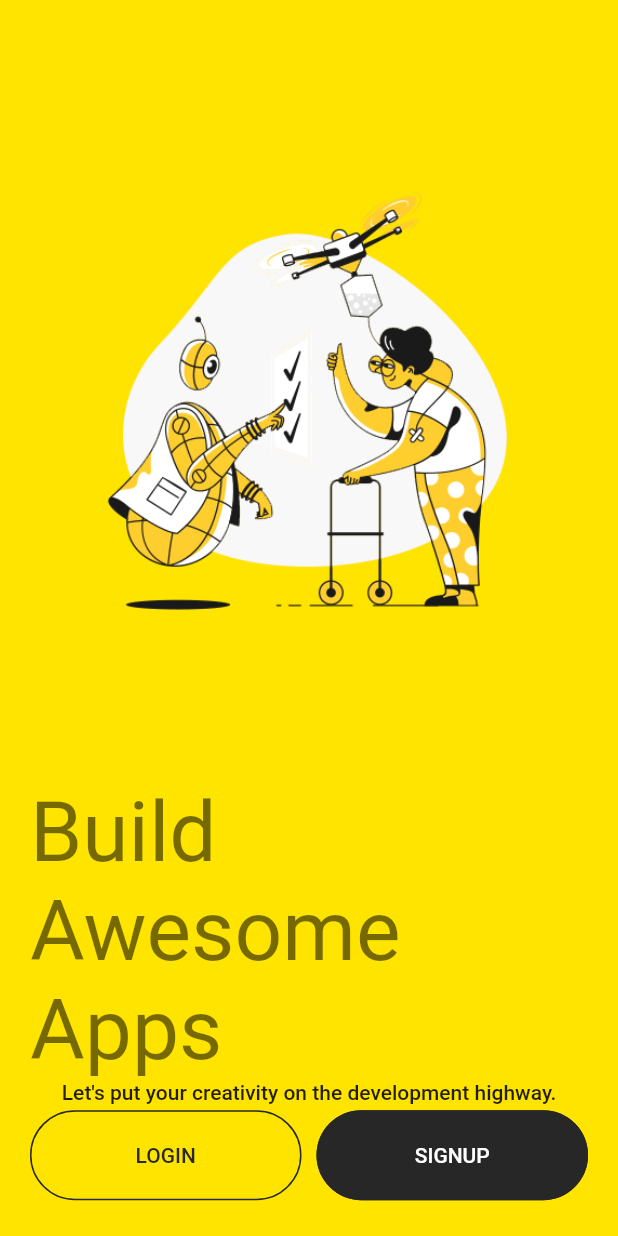
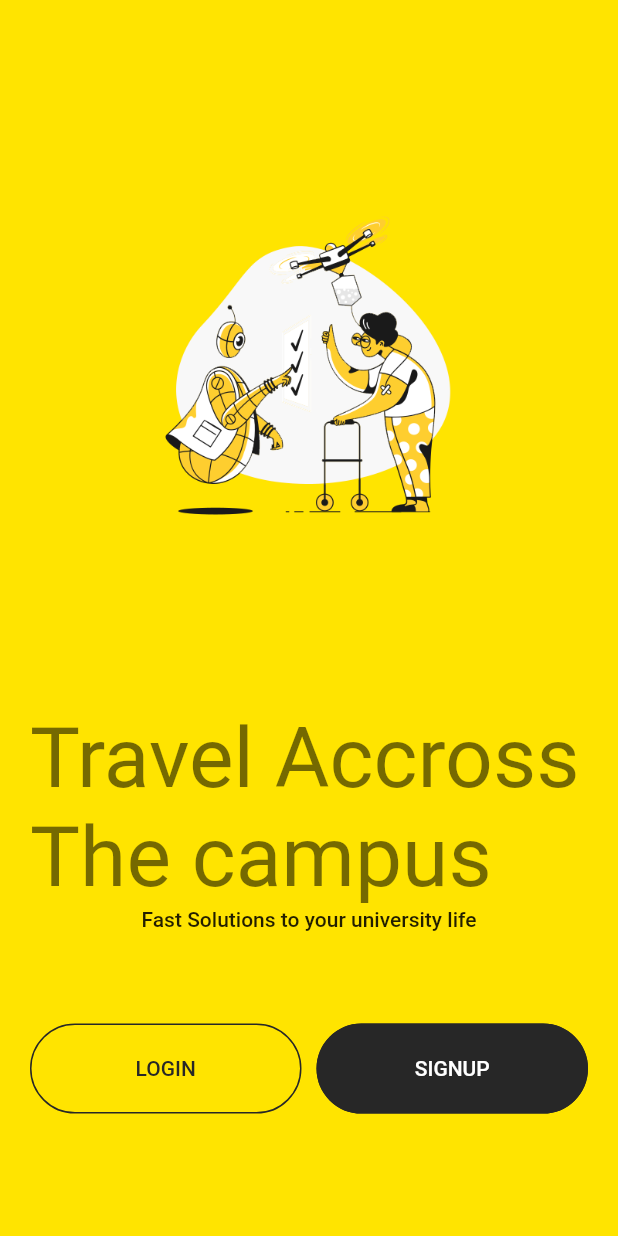
Before and after one commit to Moviles202320Grupo12/Unimaps_Flutter, a Flutter app: the screen it shows after launch, on a phone screen of 412 x 824 dp. Run offline on Flutter 3.47's test engine with Material 2 defaults, Android fonts, the light colour scheme and no system bars; our stand-ins replace cloud_firestore, firebase_auth, firebase_core, flutter_native_splash, flutter_otp_text_field, get and 4 more; missing offline and left inert: flutter_facebook_auth; accounts and stored records are empty.

Commit message:
trabajando en navegacion [adaptado al peligro]

```diff
--- a/stuzonefinal/lib/src/constants/text_strings.dart
+++ b/stuzonefinal/lib/src/constants/text_strings.dart
@@ -34,8 +34,8 @@ const String tOnBoardingCounter3 = "3/3";
 
 
 // -- Welcome Screen Text
-const String tWelcomeTitle = "Build Awesome Apps";
-const String tWelcomeSubTitle = "Let's put your creativity on the development highway.";
+const String tWelcomeTitle = "Travel Accross The campus";
+const String tWelcomeSubTitle = "Fast Solutions to your university life";
 
 
 // -- Login Screen Text
@@ -100,3 +100,9 @@ const String tMenu3 = "User Management";
 const String tDelete = "Delete";
 const String tJoined = "Joined";
 const String tJoinedAt = " 31 October 2022";
+
+// --feed strings
+const String fLostButton = "Lost Property";
+const String fWalkingButton = "Walking Points";
+const String fEventsButton = "Events";
+const String fTutorsButton = "Tutors";
--- a/stuzonefinal/lib/src/features/authentication/screens/welcome/welcome_screen.dart
+++ b/stuzonefinal/lib/src/features/authentication/screens/welcome/welcome_screen.dart
@@ -50,7 +50,7 @@ class WelcomeScreen extends StatelessWidget {
                     Hero(
                         tag: 'welcome-image-tag',
                         child: Image(
-                            image: const AssetImage(tWelcomeScreenImage), width: width * 0.7, height: height * 0.6)),
+                            image: const AssetImage(tWelcomeScreenImage), width: width * 0.5, height: height * 0.4)),
                     Column(
                       children: [
                         Text(tWelcomeTitle, style: Theme.of(context).textTheme.displayMedium),
--- a/stuzonefinal/lib/src/repository/authentication_repository/authentication_repository.dart
+++ b/stuzonefinal/lib/src/repository/authentication_repository/authentication_repository.dart
@@ -5,6 +5,9 @@ import 'package:get/get.dart';
 import 'package:google_sign_in/google_sign_in.dart';
 import 'package:stuzonefinal/src/features/authentication/screens/welcome/welcome_screen.dart';
 import 'package:stuzonefinal/src/features/core/screens/dashboard/dashboard.dart';
+import 'package:stuzonefinal/src/features/lostproperty/screens/find_lost_property.dart';
+import 'package:stuzonefinal/src/features/feed/screens/feedscreen.dart';
+
 
 import 'exceptions/t_exceptions.dart';
 
@@ -41,7 +44,7 @@ class AuthenticationRepository extends GetxController {
     user == null
         ? Get.offAll(() => const WelcomeScreen())
         // : await UserRepository.instance.recordExist(user.email ?? "")
-        : Get.offAll(() => const Dashboard());
+        : Get.offAll(() => const FeedScreen());
     // : Get.offAll(() => const WelcomeScreen());
   }
 
```
Also changed, not shown: stuzonefinal/lib/src/features/feed/controllers/feedcontroller.dart (added, +12 -0 lines), stuzonefinal/lib/src/features/feed/models/feedmodel.dart (added, +11 -0 lines), stuzonefinal/lib/src/features/feed/screens/feedscreen.dart (added, +76 -0 lines).
